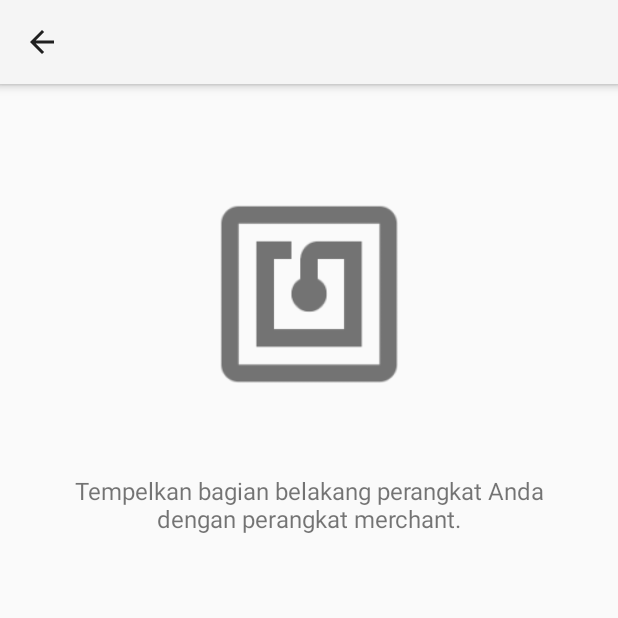
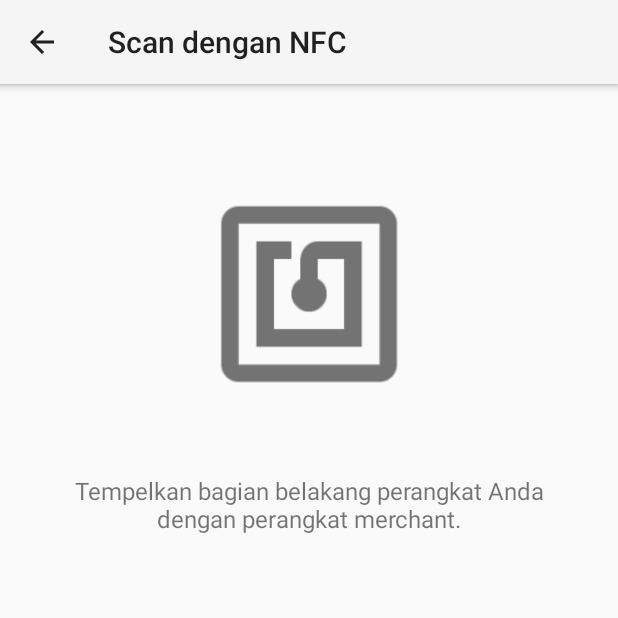
Before and after one commit to bisoelpetjah/jenio, an Android app: the NfcActivity screen opened directly, with no data from a screen before it, on a phone screen of 412 x 824 dp, the top half of it. Run offline under Robolectric (Android 15) with nearby library versions, the phone set to English and light mode, and no system bars; 1 statement that could not run was skipped.

Commit message:
update string resource & activity titles

```diff
--- a/app/src/main/kotlin/com/cekiboy/ceki/activities/MerchantActivity.kt
+++ b/app/src/main/kotlin/com/cekiboy/ceki/activities/MerchantActivity.kt
@@ -36,7 +36,7 @@ class MerchantActivity: AppCompatActivity() {
         setSupportActionBar(toolbar)
 
         supportActionBar?.setDisplayHomeAsUpEnabled(true)
-        supportActionBar?.title = null
+        supportActionBar?.setTitle(R.string.title_showcase)
 
         recyclerView?.adapter = showcaseAdapter
         recyclerView?.layoutManager = LinearLayoutManager(this)
--- a/app/src/main/kotlin/com/cekiboy/ceki/activities/NfcActivity.kt
+++ b/app/src/main/kotlin/com/cekiboy/ceki/activities/NfcActivity.kt
@@ -22,7 +22,7 @@ class NfcActivity: AppCompatActivity() {
         setSupportActionBar(toolbar)
 
         supportActionBar?.setDisplayHomeAsUpEnabled(true)
-        supportActionBar?.title = null
+        supportActionBar?.setTitle(R.string.title_nfc)
     }
 
     override fun onOptionsItemSelected(item: MenuItem?): Boolean {
--- a/app/src/main/kotlin/com/cekiboy/ceki/activities/ScanActivity.kt
+++ b/app/src/main/kotlin/com/cekiboy/ceki/activities/ScanActivity.kt
@@ -34,7 +34,7 @@ class ScanActivity: AppCompatActivity(), ZBarScannerView.ResultHandler {
         setSupportActionBar(toolbar)
 
         supportActionBar?.setDisplayHomeAsUpEnabled(true)
-        supportActionBar?.title = null
+        supportActionBar?.setTitle(R.string.title_qr)
 
         scannerView?.setFormats(arrayListOf(BarcodeFormat.QRCODE))
         scannerView?.setResultHandler(this)
--- a/app/src/main/kotlin/com/cekiboy/ceki/views/ShowcaseItemView.kt
+++ b/app/src/main/kotlin/com/cekiboy/ceki/views/ShowcaseItemView.kt
@@ -60,7 +60,7 @@ class ShowcaseItemView : RelativeLayout {
         LayoutInflater.from(context).inflate(R.layout.layout_showcase_item, this, true)
 
         pictureImageView = findViewById(R.id.picture) as ImageView
-        nameTextView = findViewById(R.id.merchant) as TextView
+        nameTextView = findViewById(R.id.name) as TextView
         priceTextView = findViewById(R.id.price) as TextView
     }
 }
--- a/app/src/main/res/layout/activity_main.xml
+++ b/app/src/main/res/layout/activity_main.xml
@@ -17,8 +17,7 @@
 
     <RelativeLayout
         android:layout_width="match_parent"
-        android:layout_height="match_parent"
-        android:background="@color/colorBg">
+        android:layout_height="match_parent">
         <android.support.v7.widget.RecyclerView
             android:id="@+id/recycler"
             android:layout_width="match_parent"
--- a/app/src/main/res/layout/layout_home_profile.xml
+++ b/app/src/main/res/layout/layout_home_profile.xml
@@ -3,7 +3,7 @@
     xmlns:android="http://schemas.android.com/apk/res/android"
     android:layout_width="match_parent"
     android:layout_height="match_parent"
-    android:background="@android:color/white">
+    android:background="@color/colorBg">
     <ImageView
         android:id="@+id/picture"
         android:layout_width="84dp"
--- a/app/src/main/res/values/strings.xml
+++ b/app/src/main/res/values/strings.xml
@@ -15,6 +15,13 @@
 
     <string name="label_transaction_history">Riwayat Transaksi</string>
 
+    <string name="title_showcase">Katalog</string>
+
+    <string name="title_qr">Scan Cekibon</string>
+
+    <string name="title_nfc">Scan dengan NFC</string>
+    <string name="nfc_prompt">Tempelkan bagian belakang perangkat Anda dengan perangkat merchant.</string>
+
     <string name="action_share">Bagikan</string>
     <string name="label_amount">Jumlah</string>
     <string name="label_merchant">Penyedia:</string>
@@ -24,6 +31,4 @@
     <string name="button_buy">Beli</string>
     <string name="progress_buying">Pembayaran sedang diproses</string>
     <string name="buy_successful">Transaksi berhasil</string>
-
-    <string name="nfc_prompt">Tempelkan bagian belakang perangkat Anda dengan perangkat merchant.</string>
 </resources>
```
